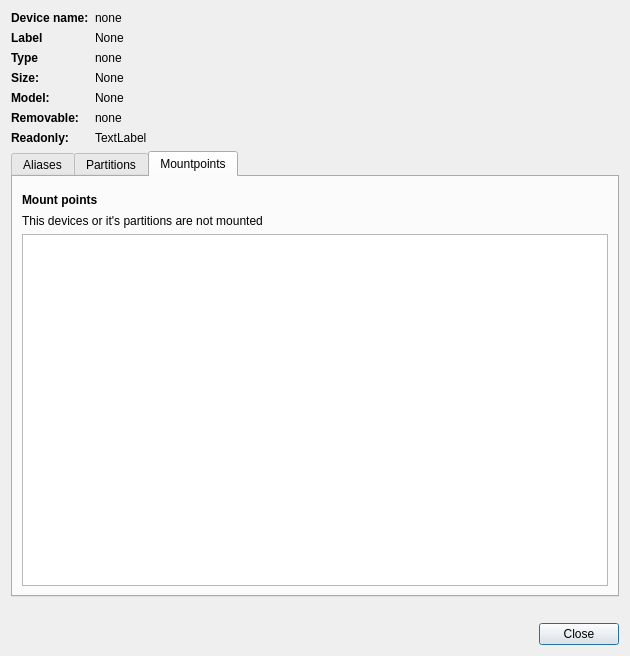
Before: the Qt Designer form ui/devinfo.ui in iddekingej/blgui, drawn with Qt 5.
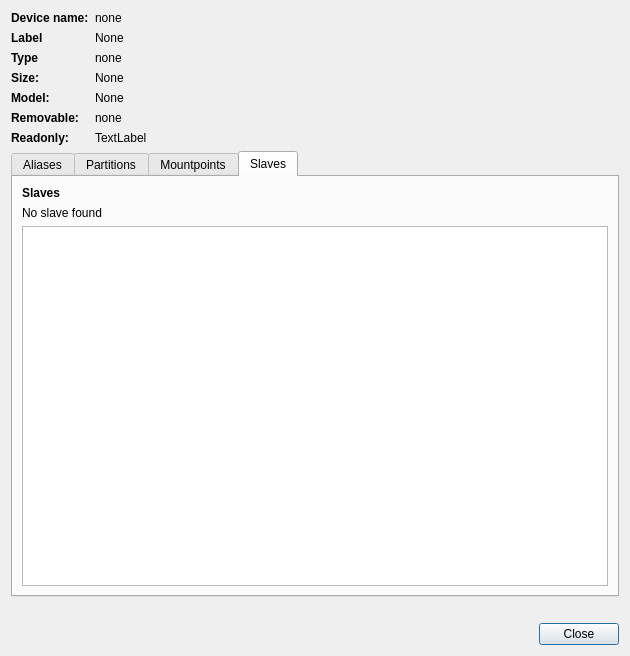
After: the same form once the commit is applied.

Commit message: *Add some i8n *Set LVM Device/slaves *Show slaves in details window

Diff of the .ui file:
```diff
--- a/ui/devinfo.ui
+++ b/ui/devinfo.ui
@@ -257,7 +257,7 @@
      <item>
       <widget class="QTabWidget" name="tabWidget">
        <property name="currentIndex">
-        <number>2</number>
+        <number>3</number>
        </property>
        <widget class="QWidget" name="tab">
         <attribute name="title">
@@ -355,6 +355,39 @@
          </item>
         </layout>
        </widget>
+       <widget class="QWidget" name="tab_4">
+        <attribute name="title">
+         <string>Slaves</string>
+        </attribute>
+        <layout class="QVBoxLayout" name="verticalLayout_3">
+         <item>
+          <widget class="QLabel" name="label_11">
+           <property name="enabled">
+            <bool>true</bool>
+           </property>
+           <property name="font">
+            <font>
+             <weight>75</weight>
+             <bold>true</bold>
+            </font>
+           </property>
+           <property name="text">
+            <string>Slaves</string>
+           </property>
+          </widget>
+         </item>
+         <item>
+          <widget class="QLabel" name="noSlaveLabel">
+           <property name="text">
+            <string>No slave found</string>
+           </property>
+          </widget>
+         </item>
+         <item>
+          <widget class="QTableView" name="slaveList"/>
+         </item>
+        </layout>
+       </widget>
       </widget>
      </item>
      <item>
```
The commit also changes 4 other files.
